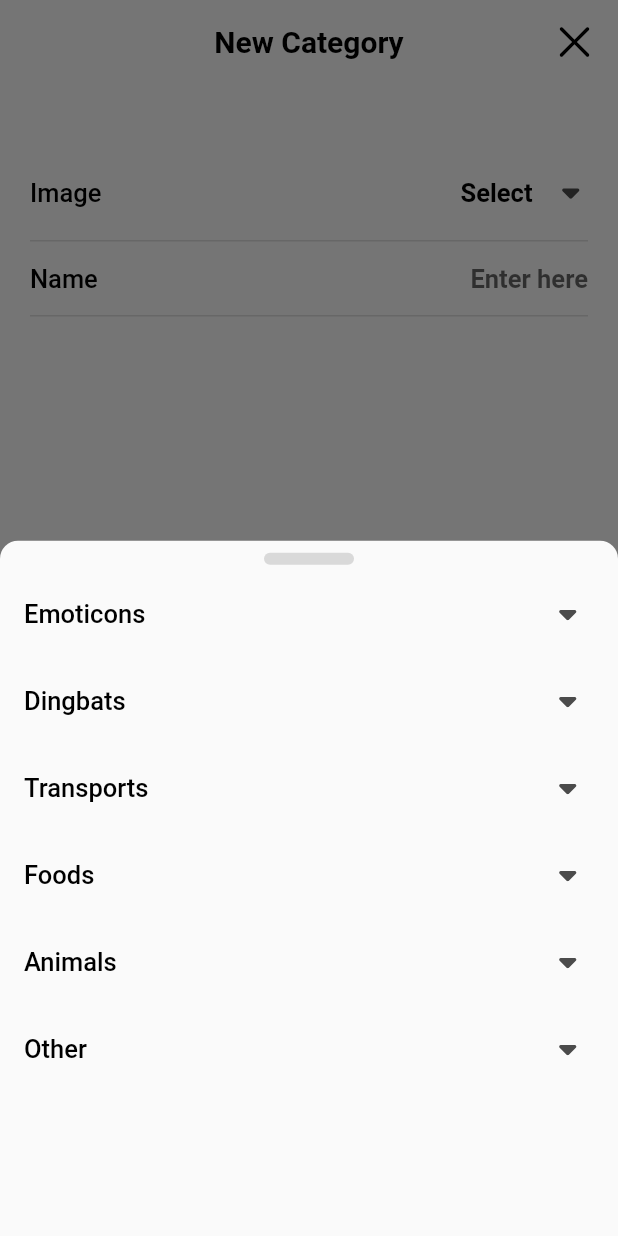
After one commit to youvita/flutter_expenses_tracking, a Flutter app: the CategoryPage screen opened directly, after a tap on "Image", on a phone screen of 412 x 824 dp. The commit adds this screen. Run offline on Flutter 3.47's test engine with Material 2 defaults, Android fonts, the phone set to English and light mode, and no system bars; our stand-ins replace easy_localization, flutter_svg, package_info_plus, shared_preferences, sqflite, toggle_switch; accounts and stored records are empty.

Commit message:
- recoding on category expense

```diff
--- a/lib/database/models/expenses.dart
+++ b/lib/database/models/expenses.dart
@@ -2,90 +2,93 @@
 import 'package:easy_localization/easy_localization.dart';
 
 class Expenses {
-  int? id;
-  static String? statusType;
-  static String? issueDate;
-  static String? createDate;
-  static String? categoryImage;
-  static String? category;
-  static String? currencyCode;
-  static String? amount;
-  static String? remark;
-  static bool? isUpdate;
-  static bool? isNew;
+  int? _id;
+  String? _statusType;
+  String? _issueDate;
+  String? _categoryImage;
+  String? _category;
+  String? _currencyCode;
+  String? _amount;
+  String? _remark;
+  bool? isUpdate;
+  bool? isNew;
 
   Expenses();
 
   Map<String, dynamic> toMap() {
     return {
-      '_id': id,
-      'status_type': statusType,
-      'issue_datetime': issueDate,
-      'create_datetime': createDate = DateFormat('yyyyMMddHHmmss').format(DateTime.now()),
-      'category_image': categoryImage,
-      'category': category,
-      'currency_code': currencyCode ?? 'USD',
-      'amount': amount,
-      'remark': remark
+      '_id': _id,
+      'status_type': _statusType,
+      'issue_datetime': _issueDate,
+      'create_datetime': DateFormat('yyyyMMddHHmmss').format(DateTime.now()),
+      'category_image': _categoryImage,
+      'category': _category,
+      'currency_code': _currencyCode ?? 'USD',
+      'amount': _amount,
+      'remark': _remark
     };
   }
 
   @override
   String toString() {
     return 'Expenses { '
-        'id: $id, '
-        'statusType: $statusType, '
-        'issueDate: $issueDate, '
-        'createDate: $createDate, '
-        'categoryImage: $categoryImage, '
-        'category: $category, '
-        'currencyCode: $currencyCode, '
-        'amount: $amount, '
-        'remark: $remark'
+        'id: $_id, '
+        'statusType: $_statusType, '
+        'issueDate: $_issueDate, '
+        'categoryImage: $_categoryImage, '
+        'category: $_category, '
+        'currencyCode: $_currencyCode, '
+        'amount: $_amount, '
+        'remark: $_remark'
         '}';
   }
 
-  // String? get statusType => _statusType;
-  // String? get issueDate => _issueDate;
-  // String? get categoryImage => _categoryImage;
-  // String? get category => _category;
-  // String? get currencyCode => _currencyCode;
-  // String? get amount => _amount;
-  // String? get remark => _remark;
+  int? get id => _id;
+  String? get statusType => _statusType;
+  String? get issueDate => _issueDate;
+  String? get categoryImage => _categoryImage;
+  String? get category => _category;
+  String? get currencyCode => _currencyCode;
+  String? get amount => _amount;
+  String? get remark => _remark;
 
-  Expenses.statusTypeChanged(String? value) {
-    statusType = value ?? '1';
+  set expenseIDChanged(int? value) {
+    _id = value;
   }
 
-  Expenses.issueDateChanged(DateTime? value) {
-    issueDate = DateFormat('yyyyMMddHHmmss').format(value ?? DateTime.now());
+  set statusTypeChanged(String? value) {
+    _statusType = value ?? '1';
   }
 
-  Expenses.categoryImageChanged(String? value) {
-    categoryImage = value;
+  set issueDateChanged(DateTime? value) {
+    _issueDate = DateFormat('yyyyMMddHHmmss').format(value ?? DateTime.now());
   }
 
-  Expenses.categoryChanged(String? value) {
-    category = value;
+  set categoryImageChanged(String? value) {
+    _categoryImage = value;
   }
 
-  Expenses.currencyCodeChanged(String? value) {
-    currencyCode = value ?? 'USD';
+  set categoryChanged(String? value) {
+    _category = value;
   }
 
-  Expenses.amountChanged(String? value) {
-    amount = value ?? '0.0';
+  set currencyCodeChanged(String? value) {
+    _currencyCode = value ?? 'USD';
   }
 
-  Expenses.remarkChanged(String? value) {
-    remark = value;
+  set amountChanged(String? value) {
+    _amount = value ?? '0.0';
   }
 
-  Expenses.updateChanged(bool? value) {
+  set remarkChanged(String? value) {
+    _remark = value;
+  }
+
+  set updateChanged(bool? value) {
     isUpdate = value;
   }
 
-  Expenses.newChanged(bool? value) {
+  set newChanged(bool? value) {
     isNew = value;
   }
 
--- a/lib/database/service/database_service.dart
+++ b/lib/database/service/database_service.dart
@@ -1,7 +1,9 @@
 import 'package:expenses_tracking/database/models/account_model.dart';
 import 'package:expenses_tracking/database/repo/account_db.dart';
 import 'package:expenses_tracking/database/repo/category_db.dart';
+import 'package:expenses_tracking/database/repo/expenses_db.dart';
 import 'package:expenses_tracking/database/repo/ledger_db.dart';
+import 'package:flutter/cupertino.dart';
 import 'package:sqflite/sqflite.dart';
 import 'package:path/path.dart';
 class DatabaseService{
@@ -22,6 +24,7 @@ class DatabaseService{
   }
 
   Future<Database> _initialize() async {
+    WidgetsFlutterBinding.ensureInitialized();
     final path = await fullPath;
     var database = await openDatabase(
       path,
@@ -36,6 +39,7 @@ class DatabaseService{
     await LedgerDb().createTable(database);
     await AccountDb().createTable(database);
     await CategoryDb().createTable(database);
+    await ExpensesDb().createTable(database);
     await AccountDb().create(obj: Account(name: 'Cash', type: 'Cash', description: 'Cash'));
   }
 }
--- /dev/null
+++ b/lib/pages/category/category_form.dart
@@ -0,0 +1,316 @@
+
+import 'dart:convert';
+
+import 'package:expenses_tracking/widgets/text_Input.dart';
+import 'package:flutter/material.dart';
+import 'package:flutter/services.dart';
+import 'package:flutter_svg/svg.dart';
+
+import '../../../../../constant/constant.dart';
+import '../../../../../widgets/divider_widget.dart';
+import '../../../../../widgets/text_select.dart';
+import '../../database/models/categories.dart';
+import '../../database/models/category.dart';
+import 'category_gridview.dart';
+
+class CategoryFormWidget extends StatefulWidget {
+  const CategoryFormWidget({super.key});
+
+  @override
+  State<StatefulWidget> createState() => _CategoryFormState();
+
+}
+
+class _CategoryFormState extends State<CategoryFormWidget> {
+  Categories? categories;
+  Category? category;
+  Function? callBack;
+  static String? image;
+  static String? name;
+
+  @override
+  initState() {
+    super.initState();
+    loadCategories();
+  }
+
+  loadCategories() async {
+    categories = await getCategories();
+  }
+
+  @override
+  Widget build(BuildContext mainContext) {
+    // Categories? categories = mainContext.select((CategoryBloc bloc) => bloc.state.categories);
+
+    return Column(
+      mainAxisSize: MainAxisSize.max,
+      mainAxisAlignment: MainAxisAlignment.spaceBetween,
+      children: [
+        Column(
+          children: [
+            const SizedBox(height: 40),
+            _CategoryImageWidget(
+                onSelected: (bool value) {
+                  showModalBottomSheet(
+                      shape: const RoundedRectangleBorder(borderRadius: BorderRadius.vertical(top: Radius.circular(12))),
+                      context: mainContext,
+                      builder: (BuildContext context
+                          ) {
+                        return Column(
+                          children: [
+                            const SizedBox(height: 4),
+                            Card(
+                              elevation: 0,
+                              color: MyColors.grey,
+                              shape: RoundedRectangleBorder(
+                                  borderRadius: BorderRadius.circular(6)
+                              ),
+                              child: const SizedBox(width: 60, height: 8),
+                            ),
+                            Flexible(child: ListView.builder(
+                                itemCount: 1,
+                                itemBuilder: (_, index) {
+                                  return Column(
+                                    children: [
+                                      ExpansionTile(
+                                        trailing: SvgPicture.asset('assets/images/ic_arrow_drop_down.svg'),
+                                        title: const Text("Emoticons", style: MyTextStyles.textStyleMedium17),
+                                        shape: const Border(),
+                                        children: <Widget>[
+                                          CategoryGridviewWidget(
+                                            categories: categories?.emoticons,
+                                            onValueChanged: (String value) {
+                                              setState(() {
+                                                image = value;
+                                                // mainContext.read<CategoryBloc>().add(CategoryImageChanged(value));
+                                              });
+                                              Navigator.pop(context);
+                                            },
+                                          )
+                                        ],
+                                      ),
+                                      ExpansionTile(
+                                        trailing: SvgPicture.asset('assets/images/ic_arrow_drop_down.svg'),
+                                        title: const Text("Dingbats", style: MyTextStyles.textStyleMedium17),
+                                        shape: const Border(),
+                                        children: <Widget>[
+                                          CategoryGridviewWidget(
+                                            categories: categories?.dingbats,
+                                            onValueChanged: (String value) {
+                                              setState(() {
+                                                image = value;
+                                                // category?.imageChange = value;
+                                                // mainContext.read<CategoryBloc>().add(CategoryImageChanged(value));
+                                              });
+                                              Navigator.pop(context);
+                                            },
+                                          )
+                                        ],
+                                      ),
+                                      ExpansionTile(
+                                        trailing: SvgPicture.asset('assets/images/ic_arrow_drop_down.svg'),
+                                        title: const Text("Transports", style: MyTextStyles.textStyleMedium17),
+                                        shape: const Border(),
+                                        children: <Widget>[
+                                          CategoryGridviewWidget(
+                                            categories: categories?.transports,
+                                            onValueChanged: (String value) {
+                                              setState(() {
+                                                image = value;
+                                                // category?.imageChange = value;
+                                                // mainContext.read<CategoryBloc>().add(CategoryImageChanged(value));
+                                              });
+                                              Navigator.pop(context);
+                                            },
+                                          )
+                                        ],
+                                      ),
+                                      ExpansionTile(
+                                        trailing: SvgPicture.asset('assets/images/ic_arrow_drop_down.svg'),
+                                        title: const Text("Foods", style: MyTextStyles.textStyleMedium17),
+                                        shape: const Border(),
+                                        children: <Widget>[
+                                          CategoryGridviewWidget(
+                                            categories: categories?.foods,
+                                            onValueChanged: (String value) {
+                                              setState(() {
+                                                image = value;
+                                                // category?.imageChange = value;
+                                                // mainContext.read<CategoryBloc>().add(CategoryImageChanged(value));
+                                              });
+                                              Navigator.pop(context);
+                                            },
+                                          )
+                                        ],
+                                      ),
+                                      ExpansionTile(
+                                        trailing: SvgPicture.asset('assets/images/ic_arrow_drop_down.svg'),
+                                        title: const Text("Animals", style: MyTextStyles.textStyleMedium17),
+                                        shape: const Border(),
+                                        children: <Widget>[
+                                          CategoryGridviewWidget(
+                                            categories: categories?.animals,
+                                            onValueChanged: (String value) {
+                                              setState(() {
+                                                image = value;
+                                                // category?.imageChange = value;
+                                                // mainContext.read<CategoryBloc>().add(CategoryImageChanged(value));
+                                              });
+                                              Navigator.pop(context);
+                                            },
+                                          )
+                                        ],
+                                      ),
+                                      ExpansionTile(
+                                        trailing: SvgPicture.asset('assets/images/ic_arrow_drop_down.svg'),
+                                        title: const Text("Other", style: MyTextStyles.textStyleMedium17),
+                                        shape: const Border(),
+                                        children: <Widget>[
+                                          CategoryGridviewWidget(
+                                            categories: categories?.other,
+                                            onValueChanged: (String value) {
+                                              setState(() {
+                                                image = value;
+                                                // category?.imageChange = value;
+                                                // mainContext.read<CategoryBloc>().add(CategoryImageChanged(value));
+                                              });
+                                              Navigator.pop(context);
+                                            },
+                                          )
+                                        ],
+                                      ),
+                                    ],
+                                  );
+                                }))
+
+                          ],
+                        );
+                      });
+                }, image: image
+            ),
+            const DividerWidget(),
+            _CategoryNameWidget(onTextChange: (String value) {
+               setState(() {
+                 name = value;
+               });
+            }),
+            const DividerWidget()
+          ],
+        ),
+        _SaveButton(image, name)
+      ],
+    );
+  }
+}
+
+
+class _CategoryImageWidget extends StatefulWidget {
+  final Function onSelected;
+  final String? image;
+
+  const _CategoryImageWidget({required this.onSelected, required this.image});
+
+  @override
+  State<StatefulWidget> createState() => _CategoryImageState();
+}
+
+class _CategoryImageState extends State<_CategoryImageWidget> {
+
+  @override
+  Widget build(BuildContext context) {
+    // String? categoryImage = context.select((CategoryBloc bloc) => bloc.state.image);
+
+    return TextSelectWidget(
+        label: "Image",
+        value: widget.image ?? "Select",
+        imagePath: "assets/images/ic_arrow_drop_down.svg",
+        onTap: (bool value) {
+          widget.onSelected(value);
+        });
+  }
+
+}
+
+class _CategoryNameWidget extends StatefulWidget {
+
+  final ValueChanged<String> onTextChange;
+
+  const _CategoryNameWidget({required this.onTextChange});
+
+  @override
+  State<StatefulWidget> createState() => _CategoryNameState();
+}
+
+class _CategoryNameState extends State<_CategoryNameWidget> {
+
+
+  @override
+  Widget build(BuildContext context) {
+    return TextInputWidget(
+        label: "Name",
+        onValueChanged: (String value) {
+          widget.onTextChange(value);
+          // context.read<CategoryBloc>().add(CategoryNameChanged(value));
+        }
+    );
+  }
+}
+
+class _SaveButton extends StatelessWidget {
+
+  final String? image;
+  final String? name;
+
+  const _SaveButton(this.image, this.name);
+
+  @override
+  Widget build(BuildContext context) {
+    // String? image = context.select((CategoryBloc bloc) => bloc.state.image);
+    // String? name = context.select((CategoryBloc bloc) => bloc.state.name);
+
+    return Container(
+        padding: const EdgeInsets.all(20),
+        child: ElevatedButton(
+          key: const Key('createForm_saveButton'),
+          style: ElevatedButton.styleFrom(
+              minimumSize: const Size.fromHeight(50),
+              shape: RoundedRectangleBorder(
+                  borderRadius: BorderRadius.circular(6)
+              )
+          ),
+          onPressed: () {
+            Navigator.pop(context, Category(image ?? '', name ?? ''));
+          },
+          child: const Text('Save', style: MyTextStyles.textStyleMediumWhite15),
+        )
+    );
+  }
+}
+
+Future<Categories> getCategories() async {
+  List<dynamic> cateEmoticons = [];
+  List<dynamic> cateDingbats = [];
+  List<dynamic> cateTransports = [];
+  List<dynamic> cateFoods = [];
+  List<dynamic> cateAnimals = [];
+  List<dynamic> cateOther = [];
+
+  final String response = await rootBundle.loadString('assets/files/categories.json');
+  final data = await json.decode(response);
+  cateEmoticons = data["categories"][0]["emoticons"];
+  cateDingbats = data["categories"][1]["dingbats"];
+  cateTransports = data["categories"][2]["transports"];
+  cateFoods = data["categories"][3]["foods"];
+  cateAnimals = data["categories"][4]["animals"];
+  cateOther = data["categories"][5]["other"];
+
+  List<String> emoticons = cateEmoticons.map((e) => e.toString()).toList();
+  List<String> dingbats = cateDingbats.map((e) => e.toString()).toList();
+  List<String> transports = cateTransports.map((e) => e.toString()).toList();
+  List<String> foods = cateFoods.map((e) => e.toString()).toList();
+  List<String> animals = cateAnimals.map((e) => e.toString()).toList();
+  List<String> other = cateOther.map((e) => e.toString()).toList();
+
+  var category = Categories(emoticons: emoticons, dingbats: dingbats, transports: transports, foods: foods, animals: animals, other: other);
+  return category;
+}
--- a/lib/pages/category/category_page.dart
+++ b/lib/pages/category/category_page.dart
@@ -1,3 +1,4 @@
+import 'package:expenses_tracking/pages/category/category_form.dart';
 import 'package:flutter/cupertino.dart';
 import 'package:flutter/material.dart';
 
@@ -17,7 +18,7 @@ class CategoryPage extends StatelessWidget {
       },
       ),
       backgroundColor: MyColors.white,
-      body: const Placeholder()
+      body: const CategoryFormWidget()
     );
   }
 
--- a/lib/pages/create/create_page.dart
+++ b/lib/pages/create/create_page.dart
@@ -15,7 +15,7 @@ class CreatePage extends StatelessWidget {
   @override
   Widget build(BuildContext context) {
     final params = ModalRoute.of(context)?.settings.arguments as Expenses;
-    final isNew = Expenses.statusType == null;
+    final isNew = params.statusType == null;
 
     return Scaffold(
       resizeToAvoidBottomInset: false,
```
Also changed, not shown: lib/database/repo/expenses_db.dart (+28 -12 lines), lib/pages/category/category_gridview.dart (added, +45 -0 lines), lib/pages/create/create_form.dart (+95 -87 lines), lib/pages/create/global_variables.dart (deleted, +0 -11 lines).
